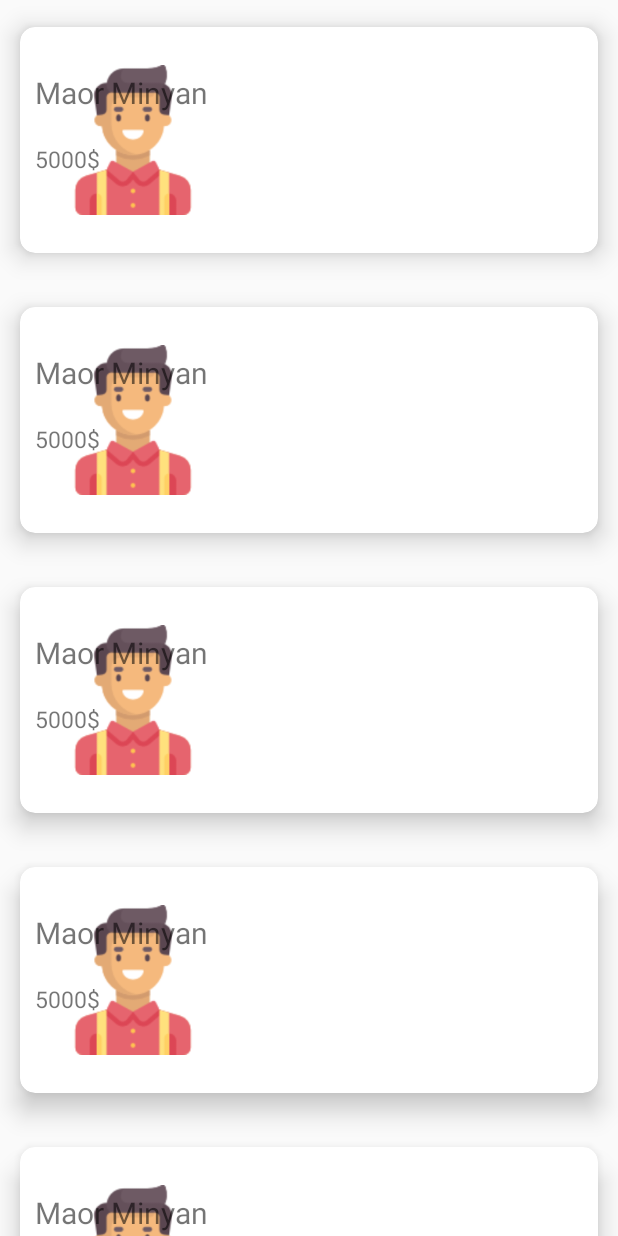
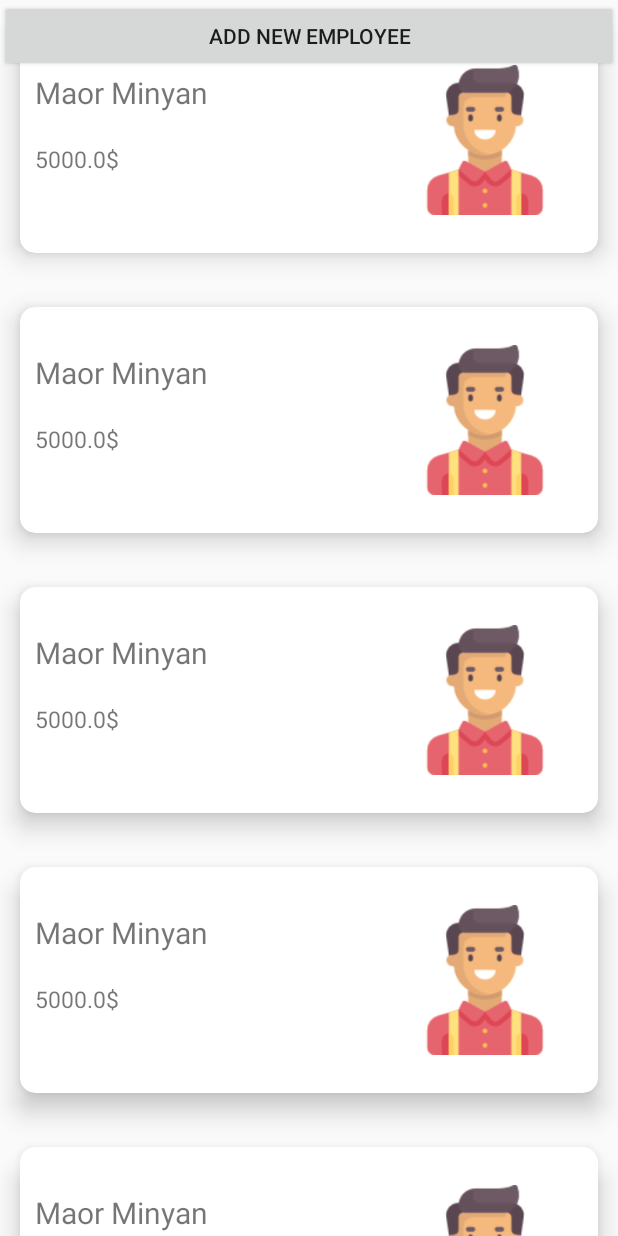
Before and after one commit to Maorm2/ShiftManagment, an Android app: the screen it shows after launch (ManageEmployeeView before the commit, AdminPageView after it), after a tap on "Manage employees", on a phone screen of 412 x 824 dp. Run offline under Robolectric (Android 15) with nearby library versions, the phone set to English and light mode, and no system bars; our stand-ins replace Firebase (no records; nobody signed in at launch, a user with empty details on screens opened directly).

Commit message:
Added manage employee recyclerview into fragment

```diff
--- a/app/build.gradle
+++ b/app/build.gradle
@@ -50,5 +50,6 @@ dependencies {
     testImplementation 'junit:junit:4.12'
     androidTestImplementation 'androidx.test.ext:junit:1.1.1'
     androidTestImplementation 'androidx.test.espresso:espresso-core:3.2.0'
+    implementation 'com.google.android.material:material:1.1.0'
 
 }
--- a/app/src/main/AndroidManifest.xml
+++ b/app/src/main/AndroidManifest.xml
@@ -13,7 +13,7 @@
         <activity android:name=".view.EmployeePageView" />
         <activity android:name=".view.EmployeeShiftView" />
         <activity android:name=".view.ManageShiftsView" />
-        <activity android:name=".view.ManageEmployeeView" />
+        <activity android:name=".fragment.ManageEmployeeFragment" />
         <activity android:name=".view.AdminPageView" >
         <intent-filter>
             <action android:name="android.intent.action.MAIN" />
--- a/app/src/main/java/com/example/shiftmanagment/database/Database.java
+++ b/app/src/main/java/com/example/shiftmanagment/database/Database.java
@@ -1,10 +1,13 @@
 package com.example.shiftmanagment.database;
+
+import android.util.Log;
 
 import androidx.annotation.NonNull;
 
 import com.example.shiftmanagment.util.Employee;
 import com.example.shiftmanagment.view.MainActivity;
 import com.google.android.gms.tasks.OnCompleteListener;
+import com.google.android.gms.tasks.OnFailureListener;
 import com.google.android.gms.tasks.OnSuccessListener;
 import com.google.android.gms.tasks.Task;
 import com.google.firebase.auth.AuthResult;
@@ -12,11 +15,18 @@ import com.google.firebase.auth.FirebaseAuth;
 import com.google.firebase.firestore.DocumentReference;
 import com.google.firebase.firestore.DocumentSnapshot;
 import com.google.firebase.firestore.FirebaseFirestore;
+import com.google.firebase.firestore.QueryDocumentSnapshot;
+import com.google.firebase.firestore.QuerySnapshot;
+
+import java.util.ArrayList;
+import java.util.List;
 
 public class Database {
 
     private FirebaseAuth mAuth = FirebaseAuth.getInstance();
     private FirebaseFirestore db = FirebaseFirestore.getInstance();
+    private String userID;
+
 
     private static Database instance = null;
     private Database(){}
@@ -29,16 +39,32 @@ public class Database {
 
 
     //sign up users
-    public void createUser(final String username, final String password){
+    public void createUser(final Employee employee, final MainActivity.registerActions registerActions){
+        final String username = employee.getEmail();
+        final String password = employee.getPassword();
         mAuth.createUserWithEmailAndPassword(username,password).addOnCompleteListener(new OnCompleteListener<AuthResult>() {
             @Override
             public void onComplete(@NonNull Task<AuthResult> task) {
                 if(task.isSuccessful()){
+                    Log.d("onComplete","Arrive");
+                    userID = mAuth.getCurrentUser().getUid();
+                    DocumentReference documentReference = db.collection("users").document(userID);
+                    documentReference.set(employee).addOnSuccessListener(new OnSuccessListener<Void>() {
+                        @Override
+                        public void onSuccess(Void aVoid) {
 
+                        }
+                    }).addOnFailureListener(new OnFailureListener() {
+                        @Override
+                        public void onFailure(@NonNull Exception e) {
+
+                        }
+                    });
+                    registerActions.registerSucceed(true);
                 }
                 else
                 {
-
+                    registerActions.registerSucceed(false);
                 }
             }
         });
@@ -51,7 +77,7 @@ public class Database {
             public void onComplete(@NonNull Task<AuthResult> task) {
                 if(task.isSuccessful()){
                     mAuth = FirebaseAuth.getInstance();
-                    DocumentReference mDocRef = db.document("users/" + mAuth.getUid());
+                    final DocumentReference mDocRef = db.document("users/" + mAuth.getUid());
                     mDocRef.get().addOnSuccessListener(new OnSuccessListener<DocumentSnapshot>() {
                         @Override
                         public void onSuccess(DocumentSnapshot documentSnapshot) {
@@ -74,4 +100,26 @@ public class Database {
         mAuth.signOut();
     }
 
+    public List<Employee> loadEmployees(){
+        final List<Employee> list = new ArrayList<>();
+        db.collection("users/").get().addOnCompleteListener(new OnCompleteListener<QuerySnapshot>() {
+            @Override
+            public void onComplete(@NonNull Task<QuerySnapshot> task) {
+
+                if(task.isSuccessful()){
+                    for(QueryDocumentSnapshot document : task.getResult()){
+                        list.add(document.toObject(Employee.class));
+                    }
+                    Log.d("list:" ,list.toString());
+                   // Log.d("list(0)", list.get(0)+"");
+                }
+                else
+                    Log.d("list:", "error");
+
+            }
+        });
+
+        return list;
+    }
+
 }
--- /dev/null
+++ b/app/src/main/java/com/example/shiftmanagment/fragment/CallbackFragment.java
@@ -0,0 +1,5 @@
+package com.example.shiftmanagment.fragment;
+
+public interface CallbackFragment {
+    void changeFragment();
+}
--- /dev/null
+++ b/app/src/main/java/com/example/shiftmanagment/fragment/ManageEmployeeFragment.java
@@ -0,0 +1,101 @@
+package com.example.shiftmanagment.fragment;
+
+import androidx.annotation.NonNull;
+import androidx.annotation.Nullable;
+import androidx.appcompat.app.AppCompatActivity;
+import androidx.fragment.app.Fragment;
+import androidx.fragment.app.FragmentManager;
+import androidx.fragment.app.FragmentTransaction;
+import androidx.recyclerview.widget.LinearLayoutManager;
+import androidx.recyclerview.widget.RecyclerView;
+
+import android.os.Bundle;
+import android.view.LayoutInflater;
+import android.view.View;
+import android.view.ViewGroup;
+import android.widget.Button;
+
+import com.example.shiftmanagment.R;
+import com.example.shiftmanagment.adapter.EmployeeAdapter;
+import com.example.shiftmanagment.fragment.CallbackFragment;
+import com.example.shiftmanagment.fragment.NewEmployeeFragment;
+import com.example.shiftmanagment.util.Employee;
+import com.example.shiftmanagment.viewmodel.ManageEmployeeViewModel;
+
+import java.util.ArrayList;
+import java.util.List;
+
+public class ManageEmployeeFragment extends Fragment{
+
+    private ManageEmployeeViewModel viewModel = new ManageEmployeeViewModel();
+    private CallbackFragment callbackFragment;
+
+    @Nullable
+    @Override
+    public View onCreateView(@NonNull LayoutInflater inflater, @Nullable ViewGroup container, @Nullable Bundle savedInstanceState) {
+
+        View rootView = inflater.inflate(R.layout.activity_employee_list,container,false);
+
+        RecyclerView recyclerView = rootView.findViewById(R.id.recyclerview_employee);
+        recyclerView.setHasFixedSize(true);
+
+        recyclerView.setLayoutManager(new LinearLayoutManager(getContext()));
+
+        List<Employee> employees = loadList();
+        employees.add(new Employee("Maor@gmmail.com","123445","Maor","Minyan",5000,true));
+        employees.add(new Employee("Maor@gmmail.com","123445","Maor","Minyan",5000,true));
+        employees.add(new Employee("Maor@gmmail.com","123445","Maor","Minyan",5000,true));
+        employees.add(new Employee("Maor@gmmail.com","123445","Maor","Minyan",5000,true));
+        employees.add(new Employee("Maor@gmmail.com","123445","Maor","Minyan",5000,true));
+        employees.add(new Employee("Maor@gmmail.com","123445","Maor","Minyan",5000,true));
+        employees.add(new Employee("Maor@gmmail.com","123445","Maor","Minyan",5000,true));
+        employees.add(new Employee("Maor@gmmail.com","123445","Maor","Minyan",5000,true));
+        employees.add(new Employee("Maor@gmmail.com","123445","Maor","Minyan",5000,true));
+        employees.add(new Employee("Maor@gmmail.com","123445","Maor","Minyan",5000,true));
+        employees.add(new Employee("Maor@gmmail.com","123445","Maor","Minyan",5000,true));
+        employees.add(new Employee("Maor@gmmail.com","123445","Maor","Minyan",5000,true));
+        employees.add(new Employee("Maor@gmmail.com","123445","Maor","Minyan",5000,true));
+        employees.add(new Employee("Maor@gmmail.com","123445","Maor","Minyan",5000,true));
+        employees.add(new Employee("Maor@gmmail.com","123445","Maor","Minyan",5000,true));
+        employees.add(new Employee("Maor@gmmail.com","123445","Maor","Minyan",5000,true));
+        employees.add(new Employee("Maor@gmmail.com","123445","Maor","Minyan",5000,true));
+        employees.add(new Employee("Maor@gmmail.com","123445","Maor","Minyan",5000,true));
+        employees.add(new Employee("Maor@gmmail.com","123445","Maor","Minyan",5000,true));
+        employees.add(new Employee("Maor@gmmail.com","123445","Maor","Minyan",5000,true));
+        employees.add(new Employee("Maor@gmmail.com","123445","Maor","Minyan",5000,true));
+        employees.add(new Employee("Maor@gmmail.com","123445","Maor","Minyan",5000,true));
+        employees.add(new Employee("Maor@gmmail.com","123445","Maor","Minyan",5000,true));
+        employees.add(new Employee("Maor@gmmail.com","123445","Maor","Minyan",5000,true));
+        employees.add(new Employee("Maor@gmmail.com","123445","Maor","Minyan",5000,true));
+        employees.add(new Employee("Maor@gmmail.com","123445","Maor","Minyan",5000,true));
+
+        EmployeeAdapter employeeAdapter = new EmployeeAdapter(employees);
+        recyclerView.setAdapter(employeeAdapter);
+
+        Button addNewEmployee = rootView.findViewById(R.id.addNewEmployeeBtn);
+        addNewEmployee.setOnClickListener(new View.OnClickListener() {
+            @Override
+            public void onClick(View v) {
+                if(callbackFragment!= null){
+                    callbackFragment.changeFragment();
+                }
+            }
+        });
+
+//        recyclerView.notifyAll();
+
+        return rootView;
+    }
+
+
+    public void setCallbackFragment(CallbackFragment callbackFragment){
+        this.callbackFragment = callbackFragment;
+    }
+
+    public List<Employee> loadList(){
+        List<Employee> list =  viewModel.loadEmployees();
+        return list;
+    }
+
+
+}
--- a/app/src/main/java/com/example/shiftmanagment/util/Employee.java
+++ b/app/src/main/java/com/example/shiftmanagment/util/Employee.java
@@ -2,18 +2,38 @@ package com.example.shiftmanagment.util;
 
 public class Employee {
 
+    private  String email;
+    private String password;
     private String firstName;
     private String lastName;
-    private int salary;
+    private double salary;
     private boolean Manager;
 
     public Employee() {}
 
-    public Employee(String firstName, String lastName, int salary, boolean Manager) {
+    public Employee(String email,String password,String firstName, String lastName, double salary, boolean Manager) {
         this.firstName = firstName;
         this.lastName = lastName;
         this.salary = salary;
         this.Manager = Manager;
+        this.email = email;
+        this.password = password;
+    }
+
+    public String getEmail() {
+        return email;
+    }
+
+    public void setEmail(String email) {
+        this.email = email;
+    }
+
+    public String getPassword() {
+        return password;
+    }
+
+    public void setPassword(String password) {
+        this.password = password;
     }
 
     public String getFirstName() {
@@ -32,7 +52,7 @@ public class Employee {
         this.lastName = lastName;
     }
 
-    public int getSalary() {
+    public double getSalary() {
         return salary;
     }
 
@@ -50,11 +70,13 @@ public class Employee {
 
     @Override
     public String toString() {
-        return "User{" +
-                "firstName='" + firstName + '\'' +
+        return "Employee{" +
+                "email='" + email + '\'' +
+                ", password='" + password + '\'' +
+                ", firstName='" + firstName + '\'' +
                 ", lastName='" + lastName + '\'' +
                 ", salary=" + salary +
-                ", isManager=" + Manager +
+                ", Manager=" + Manager +
                 '}';
     }
 }
--- a/app/src/main/java/com/example/shiftmanagment/view/AdminPageView.java
+++ b/app/src/main/java/com/example/shiftmanagment/view/AdminPageView.java
@@ -1,17 +1,26 @@
 package com.example.shiftmanagment.view;
-
-import androidx.appcompat.app.AppCompatActivity;
-import androidx.lifecycle.ViewModel;
 
 import android.content.Intent;
 import android.os.Bundle;
 import android.view.View;
 import android.widget.Button;
 
+import androidx.appcompat.app.AppCompatActivity;
+import androidx.fragment.app.Fragment;
+import androidx.fragment.app.FragmentManager;
+import androidx.fragment.app.FragmentTransaction;
+
 import com.example.shiftmanagment.R;
+import com.example.shiftmanagment.fragment.CallbackFragment;
+import com.example.shiftmanagment.fragment.ManageEmployeeFragment;
+import com.example.shiftmanagment.fragment.NewEmployeeFragment;
 import com.example.shiftmanagment.viewmodel.AdminPageViewModel;
 
-public class AdminPageView extends AppCompatActivity {
+public class AdminPageView extends AppCompatActivity implements CallbackFragment {
+
+    Fragment fragment;
+    FragmentManager fragmentManager;
+    FragmentTransaction transaction;
 
     private AdminPageViewModel viewModel = new AdminPageViewModel();
 
@@ -19,6 +28,7 @@ public class AdminPageView extends AppCompatActivity {
     protected void onCreate(Bundle savedInstanceState) {
         super.onCreate(savedInstanceState);
         setContentView(R.layout.activity_admin_page_view);
+
 
         Button btnSignOut = findViewById(R.id.logOutAdminBtn);
         btnSignOut.setOnClickListener(new View.OnClickListener() {
@@ -35,8 +45,7 @@ public class AdminPageView extends AppCompatActivity {
         btnMoveToMngEmployee.setOnClickListener(new View.OnClickListener() {
             @Override
             public void onClick(View v) {
-                Intent intent = new Intent(AdminPageView.this, ManageEmployeeView.class);
-                startActivity(intent);
+               addFragment();
             }
         });
 
@@ -49,4 +58,29 @@ public class AdminPageView extends AppCompatActivity {
             }
         });*/
     }
+
+    public void addFragment(){
+        setContentView(R.layout.add_employee_base_fragment);
+        ManageEmployeeFragment fragment = new ManageEmployeeFragment();
+        fragment.setCallbackFragment(this);
+        fragmentManager = getSupportFragmentManager();
+        transaction = fragmentManager.beginTransaction();
+        transaction.add(R.id.fragmentContainer,fragment);
+        transaction.commit();
+    }
+
+    public void replaceFragment(){
+        fragment = new NewEmployeeFragment();
+        fragmentManager = getSupportFragmentManager();
+        transaction = fragmentManager.beginTransaction();
+        transaction.addToBackStack(null);
+        transaction.replace(R.id.fragmentContainer,fragment);
+        transaction.commit();
+    }
+
+    @Override
+    public void changeFragment() {
+        replaceFragment();
+    }
+
 }
--- a/app/src/main/java/com/example/shiftmanagment/view/ManageEmployeeView.java
+++ /dev/null
@@ -1,41 +0,0 @@
-package com.example.shiftmanagment.view;
-
-import androidx.appcompat.app.AppCompatActivity;
-import androidx.recyclerview.widget.LinearLayoutManager;
-import androidx.recyclerview.widget.RecyclerView;
-
-import android.os.Bundle;
-
-import com.example.shiftmanagment.R;
-import com.example.shiftmanagment.adapter.EmployeeAdapter;
-import com.example.shiftmanagment.util.Employee;
-
-import java.util.ArrayList;
-import java.util.List;
-
-public class ManageEmployeeView extends AppCompatActivity {
-
-    @Override
-    protected void onCreate(Bundle savedInstanceState) {
-        super.onCreate(savedInstanceState);
-        setContentView(R.layout.activity_employee_list);
-
-        RecyclerView recyclerView = findViewById(R.id.recyclerview_employee);
-        recyclerView.setHasFixedSize(true);
-
-        recyclerView.setLayoutManager(new LinearLayoutManager(this));
-
-        List<Employee> employees = new ArrayList<>();
-        employees.add(new Employee("Maor","Minyan",5000,true));
-        employees.add(new Employee("Maor","Minyan",5000,true));
-        employees.add(new Employee("Maor","Minyan",5000,true));
-        employees.add(new Employee("Maor","Minyan",5000,true));
-        employees.add(new Employee("Maor","Minyan",5000,true));
-        employees.add(new Employee("Maor","Minyan",5000,true));
-        employees.add(new Employee("Maor","Minyan",5000,true));
-        employees.add(new Employee("Maor","Minyan",5000,true));
-
-        EmployeeAdapter employeeAdapter = new EmployeeAdapter(employees);
-        recyclerView.setAdapter(employeeAdapter);
-    }
-}
--- a/app/src/main/java/com/example/shiftmanagment/viewmodel/MainActivityViewModel.java
+++ b/app/src/main/java/com/example/shiftmanagment/viewmodel/MainActivityViewModel.java
@@ -1,6 +1,4 @@
 package com.example.shiftmanagment.viewmodel;
-
-import android.view.View;
 
 import androidx.lifecycle.ViewModel;
 
@@ -11,9 +9,6 @@ public class MainActivityViewModel extends ViewModel {
 
     private  Database mDatabase = Database.getInstance();
 
-//    public void signInUser(String username, String password, View v) {
-//        mDatabase.signInUser(username, password, v);
-//    }
 
     public void signInUser(final String username,final String password , final MainActivity.LogInActions logInActions){
         mDatabase.signInUser(username, password, logInActions);
--- a/app/src/main/java/com/example/shiftmanagment/viewmodel/ManageEmployeeViewModel.java
+++ b/app/src/main/java/com/example/shiftmanagment/viewmodel/ManageEmployeeViewModel.java
@@ -1,18 +1,29 @@
 package com.example.shiftmanagment.viewmodel;
 
 
+import android.util.Log;
 import android.view.View;
 
 import androidx.lifecycle.ViewModel;
 
 import com.example.shiftmanagment.database.Database;
+import com.example.shiftmanagment.util.Employee;
+import com.example.shiftmanagment.view.MainActivity;
+
+import java.util.List;
 
 public class ManageEmployeeViewModel extends ViewModel {
 
     private Database mDatabase = Database.getInstance();
 
-    public void signUpUser(String email, String password, View v){
-        mDatabase.createUser(email,password);
+    public void signUpUser(Employee employee, MainActivity.registerActions registerActions){
+        mDatabase.createUser(employee,registerActions);
+    }
+
+    public List<Employee> loadEmployees(){
+       List<Employee> list = mDatabase.loadEmployees();
+       Log.d("list View", list.size()+"");
+        return list;
     }
 
 }
--- a/app/src/main/res/layout/activity_employee_list.xml
+++ b/app/src/main/res/layout/activity_employee_list.xml
@@ -1,6 +1,12 @@
 <?xml version="1.0" encoding="utf-8"?>
+
+<RelativeLayout android:layout_height="match_parent"
+    android:layout_width="match_parent"
+    xmlns:android="http://schemas.android.com/apk/res/android" >
+
 <androidx.constraintlayout.widget.ConstraintLayout
-    xmlns:android="http://schemas.android.com/apk/res/android" android:layout_width="match_parent"
+    xmlns:android="http://schemas.android.com/apk/res/android"
+    android:layout_width="match_parent"
     android:layout_height="match_parent">
 
 
@@ -10,3 +16,12 @@
         android:id="@+id/recyclerview_employee"/>
 
 </androidx.constraintlayout.widget.ConstraintLayout>
+
+
+    <Button
+        android:layout_width="match_parent"
+        android:layout_height="wrap_content"
+        android:text="Add new Employee"
+        android:id="@+id/addNewEmployeeBtn"
+        android:foregroundGravity="bottom"/>
+    </RelativeLayout>
--- /dev/null
+++ b/app/src/main/res/layout/add_employee_base_fragment.xml
@@ -0,0 +1,16 @@
+<?xml version="1.0" encoding="utf-8"?>
+<LinearLayout
+    xmlns:android="http://schemas.android.com/apk/res/android"
+    xmlns:app="http://schemas.android.com/apk/res-auto"
+    xmlns:tools="http://schemas.android.com/tools"
+    android:orientation="vertical"
+    android:layout_width="match_parent"
+    android:layout_height="match_parent"
+
+    tools:context=".view.MainActivity">
+    <FrameLayout
+        android:layout_width="match_parent"
+        android:layout_height="match_parent"
+        android:id="@+id/fragmentContainer"/>
+
+</LinearLayout>
--- a/app/src/main/res/layout/employee_cell.xml
+++ b/app/src/main/res/layout/employee_cell.xml
@@ -1,4 +1,5 @@
 <?xml version="1.0" encoding="utf-8"?>
+
 <androidx.cardview.widget.CardView
     android:layout_width="match_parent"
     android:layout_height="wrap_content"
@@ -13,7 +14,7 @@
     <ImageView
         android:layout_width="100dp"
         android:layout_height="100dp"
-        android:layout_gravity="start"
+        android:layout_gravity="right"
         android:layout_margin="15dp"
         android:src="@drawable/employee_default"
         android:id="@+id/employee_image"/>
@@ -28,6 +29,7 @@
             android:layout_width="wrap_content"
             android:layout_height="wrap_content"
             android:text="name"
+            android:layout_gravity="left"
             android:textSize="20sp"
             android:layout_marginRight="20dp"
             android:layout_marginTop="20dp"
@@ -36,6 +38,7 @@
             android:layout_width="wrap_content"
             android:layout_height="wrap_content"
             android:text="Salary"
+            android:layout_gravity="left"
             android:layout_marginRight="20dp"
             android:textSize="15sp"
             android:layout_marginTop="20dp"
```
Also changed, not shown: app/src/main/java/com/example/shiftmanagment/fragment/NewEmployeeFragment.java (added, +83 -0 lines), app/src/main/java/com/example/shiftmanagment/view/MainActivity.java (+6 -1 lines), app/src/main/res/layout/add_employee_fragment_container.xml (added, +16 -0 lines), app/src/main/res/layout/add_new_employee.xml (+8 -7 lines).
